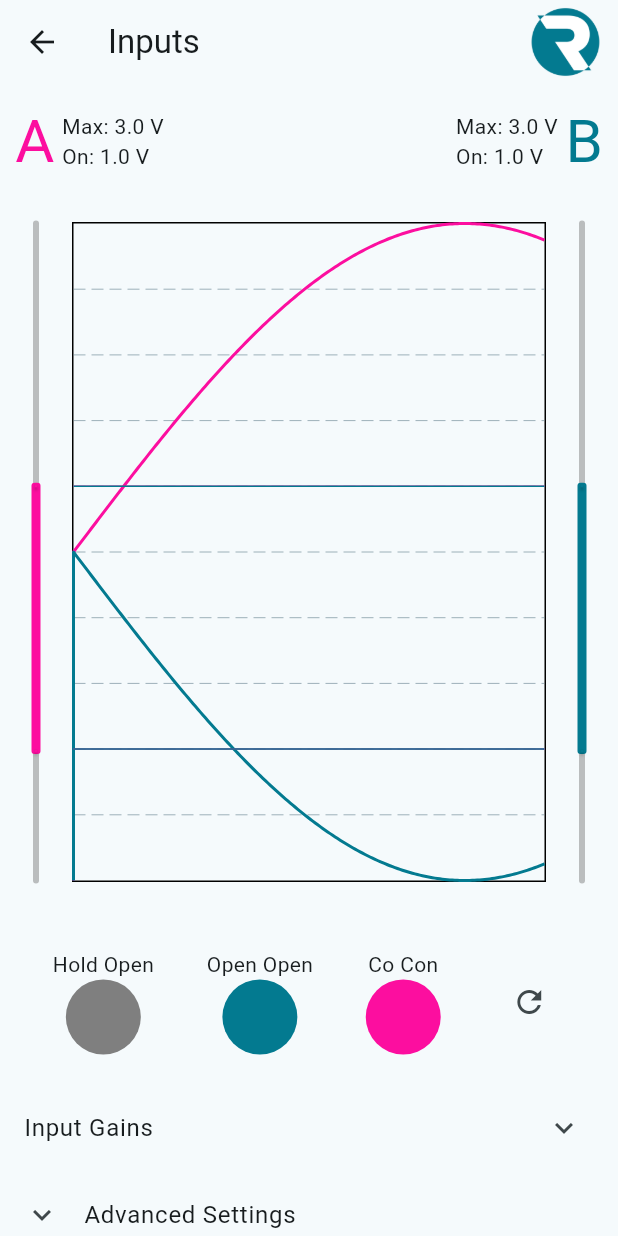
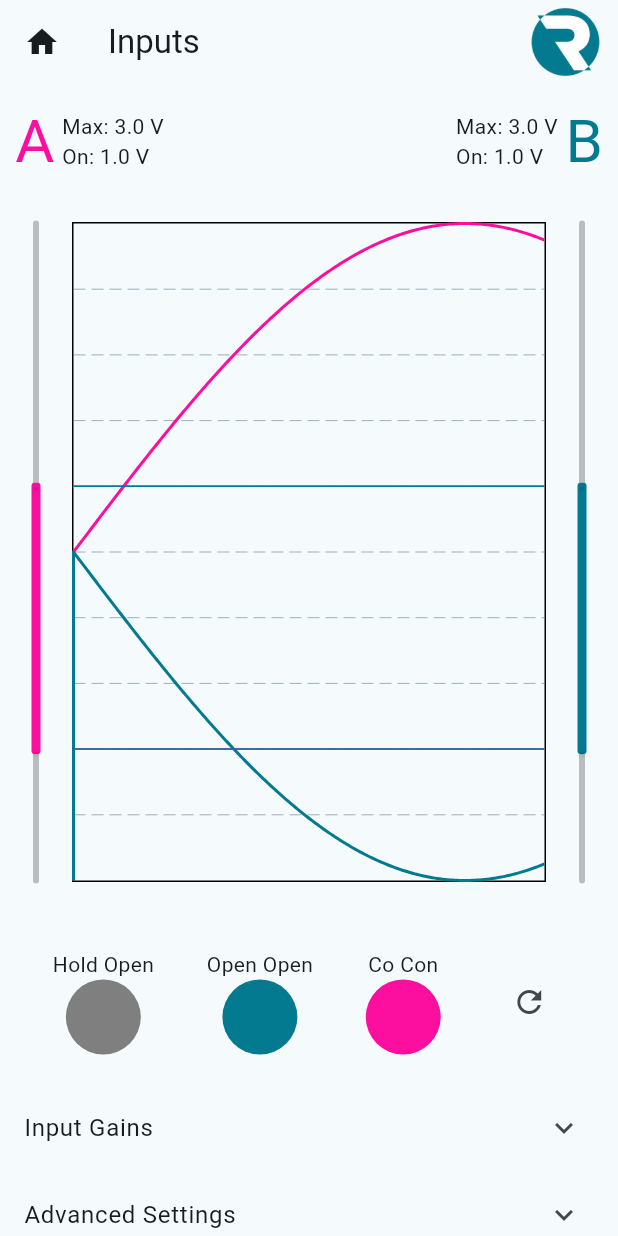
Before and after one commit to ms-840/bionic_interface_new, a Flutter app: the DataPresentationPage screen opened by its route, on a phone screen of 412 x 824 dp. Run offline on Flutter 3.47's test engine with Material 3 defaults, Android fonts, the phone set to English and light mode, and no system bars; drawn by our look-alikes of fl_chart; our stand-ins replace flutter_blue_plus, permission_handler; missing offline and left inert: flutter_reactive_ble.

Commit message:
fixed crashing issues

```diff
--- a/lib/screens/data_plot.dart
+++ b/lib/screens/data_plot.dart
@@ -12,7 +12,7 @@ import 'package:provider/provider.dart';
 import '../user/user.dart';
 
 class DataPresentationPage extends StatefulWidget{
-  const DataPresentationPage({super.key});
+  const DataPresentationPage();
 
   @override
   State<DataPresentationPage> createState() => _DataPresentationPageState();
@@ -20,6 +20,8 @@ class DataPresentationPage extends StatefulWidget{
 
 
 class _DataPresentationPageState extends State<DataPresentationPage>{
+  final GlobalKey _globalKey = GlobalKey(debugLabel: "data_plot_screen");
+
   //Things to change
   final limitCount = 100;
 
@@ -64,6 +66,12 @@ class _DataPresentationPageState extends State<DataPresentationPage>{
     return Scaffold(
         floatingActionButtonLocation: FloatingActionButtonLocation.endTop,
         appBar: AppBar(
+          leading: IconButton(
+            icon: const Icon(Icons.home),
+            onPressed: (){
+              Navigator.popAndPushNamed(context, "/home");
+            },
+          ),
           title: const Text("Inputs"),
           actions: [
             const SizedBox.shrink(),
@@ -119,7 +127,7 @@ class _DataPresentationPageState extends State<DataPresentationPage>{
                 child: trainingCircleRow(),
               ),
               const InputGains(),
-              const AdvancedSettingsScreen(),
+              const AdvancedSettingsScreen(), //The problem is in here
             ],
           ),
         ),
@@ -263,7 +271,7 @@ class _DataPresentationPageState extends State<DataPresentationPage>{
     required double max,
     required String sliderType}) {
     final range = generalHandler.getSignalSettings(sliderType);
-    //print(range);
+
     return SliderTheme(
       data: const SliderThemeData(
         minThumbSeparation: 0,
@@ -292,7 +300,6 @@ class _DataPresentationPageState extends State<DataPresentationPage>{
                   secondaryNewValue: values.end
               );
             });
-            //print("New values: ${values.start}, ${values.end}");
           }
       ),
     );
@@ -300,7 +307,7 @@ class _DataPresentationPageState extends State<DataPresentationPage>{
   //#endregion
 
 
-  //#training Circle
+  //#region training Circle
   //TODO: these values should not exist
   bool show = true;
   var status0 = 0;
@@ -369,7 +376,6 @@ class _DataPresentationPageState extends State<DataPresentationPage>{
   @override
   void dispose() {
     //Uncomment for automatic data generation
-    //print("trying to dispose of state");
     dataHandler.cancelDataTransfer();
     dataHandler.disconnectBLE();
     super.dispose();
@@ -384,7 +390,6 @@ class AdvancedSettingsScreen extends StatefulWidget{
 }
 
 class _AdvancedSettingsState extends State<AdvancedSettingsScreen>{
-
   late GeneralHandler generalHandler;
   late AdvancedSettings advancedSettings;
 
@@ -392,16 +397,15 @@ class _AdvancedSettingsState extends State<AdvancedSettingsScreen>{
   void initState(){
     super.initState();
     //todo: initialize this by actually importing the settings
-    generalHandler = Provider.of<GeneralHandler>(context, listen: true);
-    advancedSettings = generalHandler.currentUser.advancedSettings;
   }
 
   @override
   Widget build(BuildContext context) {
-    // TODO: implement build
+    generalHandler = Provider.of<GeneralHandler>(context, listen: true); //this cant be in init state
+    advancedSettings = generalHandler.currentUser.advancedSettings;
     return ExpansionTile(
       title: const Text("Advanced Settings"),
-      controlAffinity: ListTileControlAffinity.leading,
+      //controlAffinity: ListTileControlAffinity.leading,
       children: [
         inputOptions(),
         advancedSettings.useTwoSignals? Container() :
@@ -516,6 +520,7 @@ class _AdvancedSettingsState extends State<AdvancedSettingsScreen>{
       title: const Text("Trigger Options"),
       controlAffinity: ListTileControlAffinity.leading,
       children: [
+        thumbToggling(),
         advancedSettingSlider(
             title: "Open Open Time",
             value: advancedSettings.timeOpenOpen,
@@ -547,6 +552,39 @@ class _AdvancedSettingsState extends State<AdvancedSettingsScreen>{
       ],
     );
   }
+  Widget thumbToggling(){
+    var generalHandler = context.watch<GeneralHandler>();
+
+    final MaterialStateProperty<Icon?> thumbIcon =
+    MaterialStateProperty.resolveWith<Icon?>(
+          (Set<MaterialState> states) {
+        if (states.contains(MaterialState.selected)) {
+          return const Icon(Icons.check);
+        }
+        return const Icon(Icons.close);
+      },
+    );
+    return Padding(
+      padding: const EdgeInsets.symmetric(horizontal: 30),
+      child: Row(
+        children: [
+          const Text("Use thumb tap toggling"),
+          const Spacer(),
+          Switch(
+            thumbIcon: thumbIcon,
+            value: generalHandler.useThumbToggling,
+            onChanged: (bool value) {
+              setState(() {
+                generalHandler.toggleThumbTapUse();
+              });
+            },
+          ),
+        ],
+      ),
+    );
+  }
+
+
 
   Widget singleSiteOptionsAlternate(){
     return ExpansionTile(
@@ -649,8 +687,7 @@ class _AdvancedSettingsState extends State<AdvancedSettingsScreen>{
 }
 
 class InputGains extends StatelessWidget{
-  const InputGains({super.key});
-
+  const InputGains();
 
   Widget gainSelector({required String type, Color color = Colors.black, required double value, required Function(double) onChanged}){
     return Padding(
```
